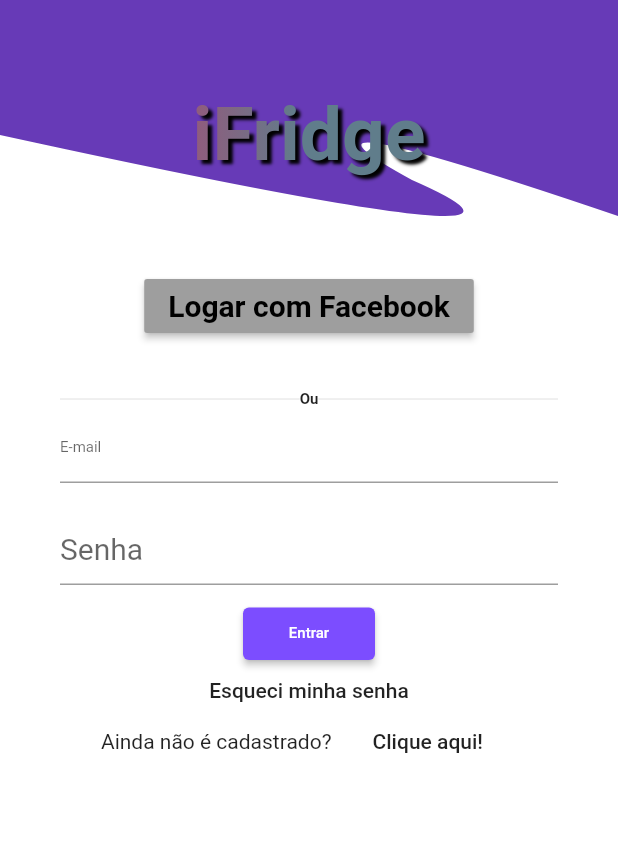
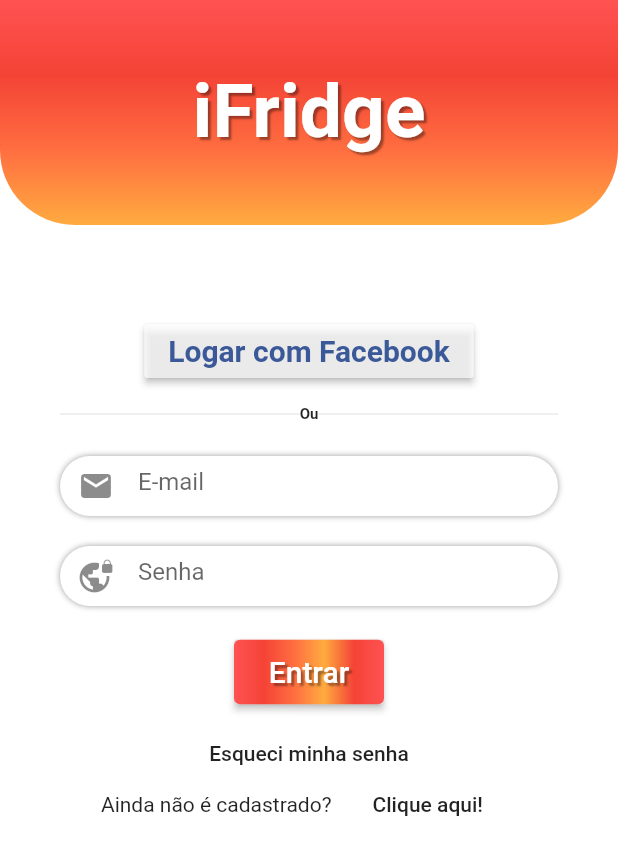
Before and after one commit to felipemelchior/iFridge, a Flutter app: the screen it shows after launch, on a phone screen of 412 x 824 dp. Shown: the top 855 px of the screen. Run offline on Flutter 3.47's test engine with Material 2 defaults, Android fonts, the light colour scheme and no system bars; Roboto replaces fonts that are missing (Merriweather).

Commit message:
Atualização do formulário

```diff
--- a/frontend/ifridge/lib/login_screen.dart
+++ b/frontend/ifridge/lib/login_screen.dart
@@ -14,30 +14,37 @@ class _LoginScreenState extends State<LoginScreen> {
   Widget build(BuildContext context) {
     return Scaffold(
       body: Container(
+        height: MediaQuery.of(context).size.height,
         color: Colors.white,
-          child:Column(
+        child: SingleChildScrollView(
+          child: Column(
+            crossAxisAlignment: CrossAxisAlignment.stretch,
+            // mainAxisSize: MainAxisSize.max,
+            // mainAxisAlignment: MainAxisAlignment.spaceAround,
             children: <Widget>[
               Container(
                 width: MediaQuery.of(context).size.width,
                 // height: MediaQuery.of(context).size.height/3,
-                  height: 180,
-                  // decoration: BoxDecoration(
-                  //   gradient: LinearGradient(
-                  //     colors: [
-                  //       Color(0xFFf45d27),
-                  //       Color(0xFFf5851f),
-                  //     ],
-                  //   ),
-                  //   borderRadius: BorderRadius.only(
-                  //     bottomLeft: Radius.circular(50),
-                  //     bottomRight: Radius.circular(50),
-                  //   ),
-                  // ),
-                  child: CustomPaint(
-                    painter: ShapeCurvo(),
+                // height: 120,
+                decoration: BoxDecoration(
+                  gradient: LinearGradient(
+                    begin: Alignment.topCenter,
+                    end: Alignment.bottomCenter,
+                    colors: [
+                      Colors.redAccent,
+                      Colors.red,
+                      Colors.deepOrangeAccent,
+                      Colors.orangeAccent,
+                    ],
+                  ),
+                  borderRadius: BorderRadius.only(
+                    bottomLeft: Radius.circular(50),
+                    bottomRight: Radius.circular(50),
+                  ),
+                ),
                 child: SizedBox(
-                      height: 100,
-                      width: 130,
+                  height: 150,
+                  width: 10,
                   child: Container(
                     alignment: Alignment.center,
                     child: Text(
@@ -46,48 +53,49 @@ class _LoginScreenState extends State<LoginScreen> {
                         fontWeight: FontWeight.bold,
                         fontSize: 50,
                         fontFamily: "Merriweather",
-                            foreground: Paint()..shader = linearGradient,
+                        // color: Colors.orangeAccent,
+                        color: Colors.white,
                         shadows: [
                           Shadow(
-                                  blurRadius: 2,
-                                  color: Colors.black,
-                                  offset: Offset(3, 3)),
+                              blurRadius: 1,
+                              color: Colors.black38,
+                              offset: Offset(2, 2)),
                         ],
                       ),
                     ),
                   ),
                 ),
               ),
-                ),
               Container(
-                  height: MediaQuery.of(context).size.height,
+                // height: MediaQuery.of(context).size.height,
                 padding: EdgeInsets.only(
-                    top: 0,
+                  top: 60,
                   left: 40,
                   right: 40,
                 ),
                 child: Column(
                   children: <Widget>[
                     Container(
+                      decoration:
+                          BoxDecoration(borderRadius: BorderRadius.circular(4)),
                       padding: EdgeInsets.only(
-                          bottom: 30,
+                        bottom: 10,
                       ),
                       alignment: Alignment.center,
                       child: RaisedButton(
-                          color: Colors.grey,
+                        // color: Color(0xFF3b5998),
+                        color: Colors.white70,
                         child: Text(
                           "Logar com Facebook",
                           style: TextStyle(
                             fontWeight: FontWeight.bold,
+                            fontFamily: "Merriweather",
                             fontSize: 20,
-                              fontFamily: "Merriweather",
-                              color: Colors.black,
-                              // shadows: [
-                              //   Shadow(
-                              //       blurRadius: 2,
-                              //       color: Colors.black,
-                              //       offset: Offset(3, 3)),
-                              // ],
+                            color: Color(0xFF3b5998),
+                            // foreground: Paint()
+                            //   ..style = PaintingStyle.stroke
+                            //   ..strokeWidth = 2
+                            //   ..color = Color(0xFF3b5998),
                           ),
                         ),
                         onPressed: () {},
@@ -111,62 +119,125 @@ class _LoginScreenState extends State<LoginScreen> {
                         ),
                       ],
                     ),
-                      TextFormField(
+                    SizedBox(
+                      height: 20,
+                    ),
+                    Container(
+                      width: MediaQuery.of(context).size.width / 1.2,
+                      height: 40,
+                      padding: EdgeInsets.only(
+                        left: 12,
+                        top: 4,
+                        right: 12,
+                        bottom: 4,
+                      ),
+                      alignment: Alignment.center,
+                      decoration: BoxDecoration(
+                          borderRadius: BorderRadius.all(
+                            Radius.circular(50),
+                          ),
+                          color: Colors.white,
+                          boxShadow: [
+                            BoxShadow(
+                              color: Colors.black38,
+                              blurRadius: 3,
+                            ),
+                          ]),
+                      child: TextFormField(
                         keyboardType: TextInputType.emailAddress,
                         decoration: InputDecoration(
-                          // labelText: "E-mail",
+                          border: InputBorder.none,
+                          icon: Icon(Icons.email),
                           hintText: "E-mail",
                           labelStyle: TextStyle(
-                            color: Colors.deepPurple,
+                            color: Colors.black,
                             fontWeight: FontWeight.w400,
-                            fontSize: 20,
+                            fontSize: 10,
                           ),
                         ),
-                        style: TextStyle(
-                          fontSize: 10,
                       ),
                     ),
                     SizedBox(
                       height: 20,
                     ),
-                      TextFormField(
-                        keyboardType: TextInputType.text,
+                    Container(
+                      width: MediaQuery.of(context).size.width / 1.2,
+                      height: 40,
+                      padding: EdgeInsets.only(
+                        left: 12,
+                        top: 4,
+                        right: 12,
+                        bottom: 4,
+                      ),
+                      decoration: BoxDecoration(
+                          borderRadius: BorderRadius.all(
+                            Radius.circular(50),
+                          ),
+                          color: Colors.white,
+                          boxShadow: [
+                            BoxShadow(
+                              color: Colors.black38,
+                              blurRadius: 3,
+                            ),
+                          ]),
+                      child: TextFormField(
+                        textAlign: TextAlign.left,
                         obscureText: true,
+                        keyboardType: TextInputType.emailAddress,
                         decoration: InputDecoration(
-                          // labelText: "Senha",
+                          border: InputBorder.none,
+                          icon: Icon(Icons.vpn_lock),
                           hintText: "Senha",
                           labelStyle: TextStyle(
-                            color: Colors.deepPurple,
+                            color: Colors.black,
                             fontWeight: FontWeight.w400,
                             fontSize: 10,
                           ),
                         ),
+                      ),
+                    ),
+                    SizedBox(
+                      height: 20,
+                    ),
+                    RaisedButton(
+                      onPressed: () {},
+                      textColor: Colors.white,
+                      padding: EdgeInsets.all(0.0),
+                      child: Container(
+                        alignment: Alignment.center,
+                        width: 100,
+                        decoration: BoxDecoration(
+                          borderRadius: BorderRadius.circular(4),
+                          gradient: LinearGradient(
+                            // begin: Alignment.centerLeft,
+                            // end: Alignment.centerRight,
+                            colors: [
+                              Colors.redAccent,
+                              Colors.red,
+                              Colors.deepOrangeAccent,
+                              Colors.orangeAccent,
+                              Colors.red,
+                              Colors.redAccent,
+                            ],
+                          ),
+                        ),
+                        padding: EdgeInsets.all(10.0),
+                        child: Text(
+                          "Entrar",
                           style: TextStyle(
                             fontSize: 20,
+                            shadows: [
+                              Shadow(
+                                  blurRadius: 1,
+                                  color: Colors.black38,
+                                  offset: Offset(2, 2)),
+                            ],
                           ),
                         ),
-                      Container(
-                        height: 50,
-                        alignment: Alignment.center,
-                        child: RaisedButton(
-                          color: Colors.deepPurpleAccent,
-                          child: Text(
-                            "Entrar",
-                            textAlign: TextAlign.center,
-                            style: TextStyle(
-                              color: Colors.white,
-                              fontSize: 10,
-                              fontWeight: FontWeight.w500,
                       ),
                     ),
-                          shape: new RoundedRectangleBorder(
-                              borderRadius: new BorderRadius.circular(4)),
-                          onPressed: () {},
-                        ),
-                        padding: EdgeInsets.only(top: 15),
-                      ),
                     SizedBox(
-                        height: 10,
+                      height: 20,
                     ),
                     Container(
                       height: 20,
@@ -174,16 +245,17 @@ class _LoginScreenState extends State<LoginScreen> {
                       child: FlatButton(
                         child: Text(
                           "Esqueci minha senha",
-                            textAlign: TextAlign.right,
+                          textAlign: TextAlign.center,
                         ),
                         onPressed: () {},
                       ),
                     ),
                     Row(
-                        crossAxisAlignment: CrossAxisAlignment.center,
+                      // crossAxisAlignment: CrossAxisAlignment.center,
                       children: <Widget>[
                         Expanded(
-                            child: Text("Ainda não é cadastrado?",
+                          child: Text(
+                            "Ainda não é cadastrado?",
                             textAlign: TextAlign.center,
                           ),
                         ),
@@ -209,15 +281,17 @@ class _LoginScreenState extends State<LoginScreen> {
             ],
           ),
         ),
+      ),
     );
   }
 }
 
+// Classe para desenhar o container
 class ShapeCurvo extends CustomPainter {
   @override
   void paint(Canvas canvas, Size size) {
     var paint = Paint();
-    paint.color = Colors.deepPurple;
+    // paint.color = Colors.deepPurple;
     paint.style = PaintingStyle.fill; // Change this to fill
 
     var path = Path();
```
Lines whose indentation alone changed are shown as unchanged.
